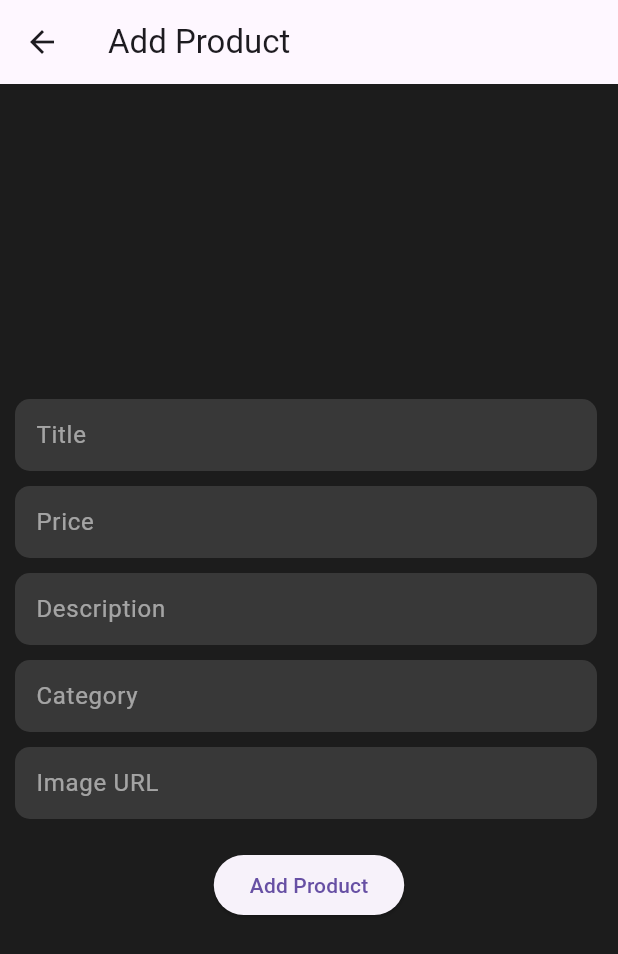
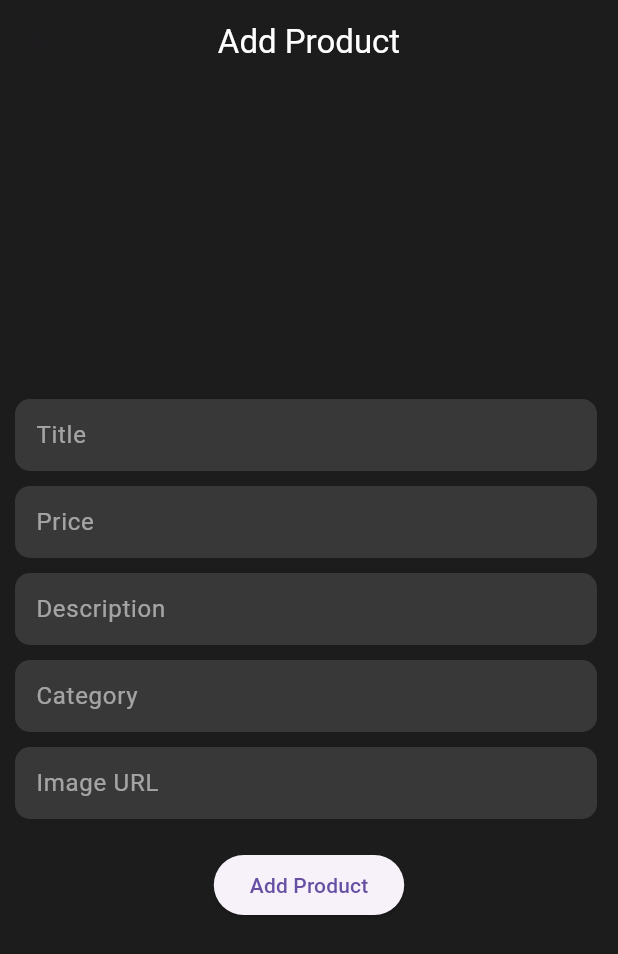
Before and after one commit to El-Qady/Store-App, a Flutter app: the AddProductView screen opened by its route, on a phone screen of 412 x 824 dp. Shown: the top 954 px of the screen. Run offline on Flutter 3.47's test engine with Material 3 defaults, Android fonts, the phone set to English and light mode, and no system bars; our stand-ins replace dio; network calls fail.

Commit message:
update ui add product page

```diff
--- a/lib/views/add_product_view.dart
+++ b/lib/views/add_product_view.dart
@@ -11,7 +11,10 @@ class AddProductView extends StatelessWidget {
     return Scaffold(
       backgroundColor: const Color(0xff1c1c1c),
       appBar: AppBar(
-        title: const Text('Add Product'),
+        backgroundColor: const Color(0xff1c1c1c),
+        centerTitle: true,
+        elevation: 0,
+        title: const Text('Add Product', style: TextStyle(color: Colors.white)),
       ),
       body: Column(
         children: [
```
